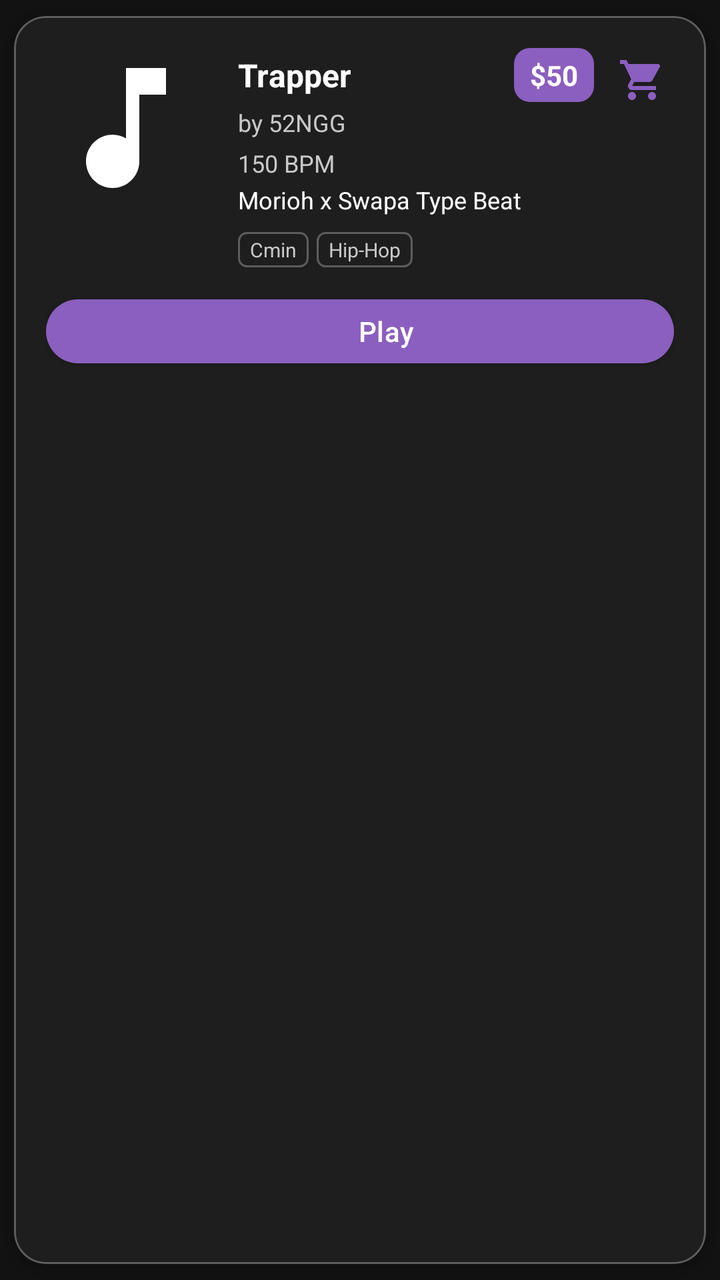
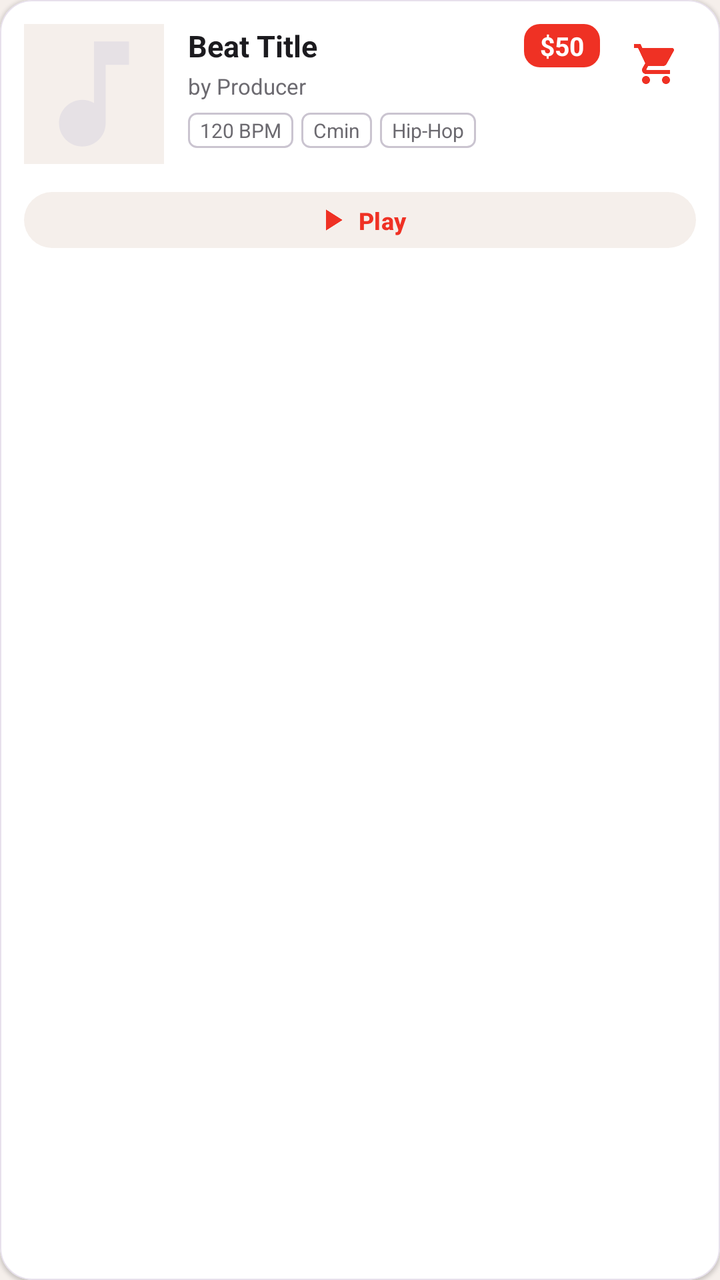

Before-and-after screenshots of an Android layout around one commit, followed by the original layout XML and the change that was made.
<!-- AndroidManifest.xml: application theme Theme.BeatHouse.Dark -->
<!-- res/layout/item_beat.xml -->
<?xml version="1.0" encoding="utf-8"?>
<com.google.android.material.card.MaterialCardView
    xmlns:android="http://schemas.android.com/apk/res/android"
    xmlns:app="http://schemas.android.com/apk/res-auto"
    android:layout_width="match_parent"
    android:layout_height="wrap_content"
    android:layout_margin="8dp"
    app:cardCornerRadius="16dp"
    app:cardElevation="2dp"
    app:cardBackgroundColor="@color/surface_container"
    app:strokeColor="@color/outline"
    app:strokeWidth="1dp"
    app:cardUseCompatPadding="true">

    <LinearLayout
        android:layout_width="match_parent"
        android:layout_height="wrap_content"
        android:orientation="vertical"
        android:padding="16dp">

        
        <LinearLayout
            android:layout_width="match_parent"
            android:layout_height="wrap_content"
            android:orientation="horizontal">

            
            <ImageView
                android:id="@+id/ivCover"
                android:layout_width="80dp"
                android:layout_height="80dp"
                android:layout_marginEnd="16dp"
                android:scaleType="centerCrop"
                android:background="@color/surface_variant"
                android:contentDescription="Beat cover"
                app:srcCompat="@drawable/ic_music_note" />

            
            <LinearLayout
                android:layout_width="0dp"
                android:layout_height="wrap_content"
                android:layout_weight="1"
                android:orientation="vertical">

                
                <LinearLayout
                    android:layout_width="match_parent"
                    android:layout_height="wrap_content"
                    android:orientation="horizontal"
                    android:gravity="center_vertical">

                    <TextView
                        android:id="@+id/tvTitle"
                        android:layout_width="0dp"
                        android:layout_height="wrap_content"
                        android:layout_weight="1"
                        android:text="Trapper"
                        android:textSize="16sp"
                        android:textStyle="bold"
                        android:textColor="@color/on_surface"
                        android:maxLines="1"
                        android:ellipsize="end" />

                    <TextView
                        android:id="@+id/tvPrice"
                        android:layout_width="wrap_content"
                        android:layout_height="wrap_content"
                        android:text="$50"
                        android:textSize="14sp"
                        android:textStyle="bold"
                        android:paddingHorizontal="8dp"
                        android:paddingVertical="4dp"
                        android:background="@drawable/price_background"
                        android:textColor="@color/on_primary" />

                </LinearLayout>

                
                <TextView
                    android:id="@+id/tvProducer"
                    android:layout_width="match_parent"
                    android:layout_height="wrap_content"
                    android:text="by 52NGG"
                    android:textSize="12sp"
                    android:textColor="@color/on_surface_variant"
                    android:layout_marginTop="2dp"
                    android:maxLines="1"
                    android:ellipsize="end" />

                
                <TextView
                    android:id="@+id/tvBpm"
                    android:layout_width="match_parent"
                    android:layout_height="wrap_content"
                    android:text="150 BPM"
                    android:textSize="12sp"
                    android:textColor="@color/on_surface_variant"
                    android:layout_marginTop="4dp"
                    android:maxLines="1" />

                
                <TextView
                    android:id="@+id/tvDescription"
                    android:layout_width="match_parent"
                    android:layout_height="wrap_content"
                    android:text="Morioh x Swapa Type Beat"
                    android:textSize="12sp"
                    android:textColor="@color/on_surface"
                    android:layout_marginTop="2dp"
                    android:maxLines="3"
                    android:ellipsize="end" />

                
                <LinearLayout
                    android:layout_width="match_parent"
                    android:layout_height="wrap_content"
                    android:orientation="horizontal"
                    android:layout_marginTop="8dp">

                    <TextView
                        android:id="@+id/tvKey"
                        android:layout_width="wrap_content"
                        android:layout_height="wrap_content"
                        android:text="Cmin"
                        android:textSize="10sp"
                        android:textColor="@color/on_surface_variant"
                        android:background="@drawable/tag_background"
                        android:paddingHorizontal="6dp"
                        android:paddingVertical="2dp" />

                    <TextView
                        android:id="@+id/tvGenre"
                        android:layout_width="wrap_content"
                        android:layout_height="wrap_content"
                        android:text="Hip-Hop"
                        android:textSize="10sp"
                        android:textColor="@color/on_surface_variant"
                        android:background="@drawable/tag_background"
                        android:paddingHorizontal="6dp"
                        android:paddingVertical="2dp"
                        android:layout_marginStart="4dp" />

                </LinearLayout>

            </LinearLayout>

            
            <RelativeLayout
                android:layout_width="32dp"
                android:layout_height="32dp"
                android:layout_marginStart="8dp">

                <ImageButton
                    android:id="@+id/btn_add_to_cart"
                    android:layout_width="32dp"
                    android:layout_height="32dp"
                    android:background="?attr/selectableItemBackgroundBorderless"
                    android:src="@drawable/ic_shopping_cart"
                    android:contentDescription="Add to cart"
                    app:tint="@color/primary" />

                
                <View
                    android:id="@+id/cart_badge"
                    android:layout_width="8dp"
                    android:layout_height="8dp"
                    android:layout_alignTop="@id/btn_add_to_cart"
                    android:layout_alignEnd="@id/btn_add_to_cart"
                    android:background="@drawable/badge_background"
                    android:visibility="gone" />

            </RelativeLayout>

        </LinearLayout>

        
        <com.google.android.material.button.MaterialButton
            android:id="@+id/btnPlay"
            android:layout_width="match_parent"
            android:layout_height="40dp"
            android:layout_marginTop="12dp"
            android:text="Play"
            android:layout_gravity="center"
            app:icon="@drawable/ic_play_arrow"
            app:iconGravity="textStart"
            app:cornerRadius="20dp"
            app:backgroundTint="@color/primary"
            android:textColor="@color/on_primary"
            style="@style/Widget.Material3.Button.ElevatedButton" />

    </LinearLayout>

</com.google.android.material.card.MaterialCardView>
<!-- resources referenced by this layout -->
<resources>
  <color name="on_surface">#FFFFFF</color>
  <color name="on_surface_variant">#C8C8C8</color>
  <color name="outline">#5D5D5D</color>
  <color name="primary">#8B5FBF</color>
  <color name="surface_container">#1E1E1E</color>
  <color name="surface_variant">#1E1E1E</color>
  <style name="Theme.BeatHouse.Dark" parent="Base.Theme.BeatHouse" />
  <style name="Base.Theme.BeatHouse" parent="Theme.Material3.Dark">
          
          <item name="colorPrimary">@color/primary</item>
          <item name="colorOnPrimary">@color/on_primary</item>
          <item name="colorPrimaryContainer">@color/primary_container</item>
          <item name="colorOnPrimaryContainer">@color/on_primary_container</item>
  
          
          <item name="colorSurface">@color/surface</item>
          <item name="colorOnSurface">@color/on_surface</item>
          <item name="colorSurfaceVariant">@color/surface_variant</item>
          <item name="colorOnSurfaceVariant">@color/on_surface_variant</item>
  
          
          <item name="android:colorBackground">@color/background</item>
          <item name="colorOnBackground">@color/on_background</item>
  
          
          <item name="colorOutline">@color/outline</item>
  
          
          <item name="windowActionBar">false</item>
          <item name="windowNoTitle">true</item>
  
          
          <item name="android:statusBarColor" tools:targetApi="l">@color/surface</item>
          <item name="android:windowLightStatusBar" tools:targetApi="m">false</item>
  
          
          <item name="android:navigationBarColor" tools:targetApi="l">@color/surface</item>
      </style>
  <color name="primary_container">#2D1B45</color>
  <color name="on_primary_container">#E9DDFF</color>
  <color name="surface">#121212</color>
  <color name="background">#121212</color>
  <color name="on_background">#FFFFFF</color>
  <!-- unchanged entries left out for length: 7 -->
</resources>

<!-- the commit's change to res/layout/item_beat.xml (unified diff, before → after) -->
@@ -4,19 +4,20 @@
     xmlns:app="http://schemas.android.com/apk/res-auto"
     android:layout_width="match_parent"
     android:layout_height="wrap_content"
-    android:layout_margin="8dp"
+    android:layout_marginHorizontal="12dp"
+    android:layout_marginVertical="6dp"
     app:cardCornerRadius="16dp"
-    app:cardElevation="2dp"
+    app:cardElevation="1dp"
     app:cardBackgroundColor="@color/surface_container"
-    app:strokeColor="@color/outline"
-    app:strokeWidth="1dp"
-    app:cardUseCompatPadding="true">
+    app:strokeColor="@color/outline_variant"
+    app:strokeWidth="0.5dp"
+    android:stateListAnimator="@null">
 
     <LinearLayout
         android:layout_width="match_parent"
         android:layout_height="wrap_content"
         android:orientation="vertical"
-        android:padding="16dp">
+        android:padding="12dp">
 
         
         <LinearLayout
@@ -27,13 +28,14 @@
             
             <ImageView
                 android:id="@+id/ivCover"
-                android:layout_width="80dp"
-                android:layout_height="80dp"
-                android:layout_marginEnd="16dp"
+                android:layout_width="70dp"
+                android:layout_height="70dp"
+                android:layout_marginEnd="12dp"
                 android:scaleType="centerCrop"
+                android:src="@drawable/ic_music_note"
                 android:background="@color/surface_variant"
-                android:contentDescription="Beat cover"
-                app:srcCompat="@drawable/ic_music_note" />
+                app:cornerRadius="12dp"
+                android:contentDescription="Beat cover" />
 
             
             <LinearLayout
@@ -54,8 +56,8 @@
                         android:layout_width="0dp"
                         android:layout_height="wrap_content"
                         android:layout_weight="1"
-                        android:text="Trapper"
-                        android:textSize="16sp"
+                        android:text="Beat Title"
+                        android:textSize="15sp"
                         android:textStyle="bold"
                         android:textColor="@color/on_surface"
                         android:maxLines="1"
@@ -66,10 +68,10 @@
                         android:layout_width="wrap_content"
                         android:layout_height="wrap_content"
                         android:text="$50"
-                        android:textSize="14sp"
+                        android:textSize="13sp"
                         android:textStyle="bold"
                         android:paddingHorizontal="8dp"
-                        android:paddingVertical="4dp"
+                        android:paddingVertical="2dp"
                         android:background="@drawable/price_background"
                         android:textColor="@color/on_primary" />
 
@@ -80,34 +82,11 @@
                     android:id="@+id/tvProducer"
                     android:layout_width="match_parent"
                     android:layout_height="wrap_content"
-                    android:text="by 52NGG"
-                    android:textSize="12sp"
-                    android:textColor="@color/on_surface_variant"
+                    android:text="by Producer"
+                    android:textSize="11sp"
+                    android:textColor="@color/on_surface_secondary"
                     android:layout_marginTop="2dp"
                     android:maxLines="1"
-                    android:ellipsize="end" />
-
-                
-                <TextView
-                    android:id="@+id/tvBpm"
-                    android:layout_width="match_parent"
-                    android:layout_height="wrap_content"
-                    android:text="150 BPM"
-                    android:textSize="12sp"
-                    android:textColor="@color/on_surface_variant"
-                    android:layout_marginTop="4dp"
-                    android:maxLines="1" />
-
-                
-                <TextView
-                    android:id="@+id/tvDescription"
-                    android:layout_width="match_parent"
-                    android:layout_height="wrap_content"
-                    android:text="Morioh x Swapa Type Beat"
-                    android:textSize="12sp"
-                    android:textColor="@color/on_surface"
-                    android:layout_marginTop="2dp"
-                    android:maxLines="3"
                     android:ellipsize="end" />
 
                 
@@ -115,7 +94,18 @@
                     android:layout_width="match_parent"
                     android:layout_height="wrap_content"
                     android:orientation="horizontal"
-                    android:layout_marginTop="8dp">
+                    android:layout_marginTop="6dp">
+
+                    <TextView
+                        android:id="@+id/tvBpm"
+                        android:layout_width="wrap_content"
+                        android:layout_height="wrap_content"
+                        android:text="120 BPM"
+                        android:textSize="10sp"
+                        android:textColor="@color/on_surface_secondary"
+                        android:paddingHorizontal="6dp"
+                        android:paddingVertical="2dp"
+                        android:background="@drawable/tag_background" />
 
                     <TextView
                         android:id="@+id/tvKey"
@@ -123,10 +113,11 @@
                         android:layout_height="wrap_content"
                         android:text="Cmin"
                         android:textSize="10sp"
-                        android:textColor="@color/on_surface_variant"
+                        android:textColor="@color/on_surface_secondary"
+                        android:paddingHorizontal="6dp"
+                        android:paddingVertical="2dp"
                         android:background="@drawable/tag_background"
-                        android:paddingHorizontal="6dp"
-                        android:paddingVertical="2dp" />
+                        android:layout_marginStart="4dp" />
 
                     <TextView
                         android:id="@+id/tvGenre"
@@ -134,10 +125,10 @@
                         android:layout_height="wrap_content"
                         android:text="Hip-Hop"
                         android:textSize="10sp"
-                        android:textColor="@color/on_surface_variant"
-                        android:background="@drawable/tag_background"
+                        android:textColor="@color/on_surface_secondary"
                         android:paddingHorizontal="6dp"
                         android:paddingVertical="2dp"
+                        android:background="@drawable/tag_background"
                         android:layout_marginStart="4dp" />
 
                 </LinearLayout>
@@ -145,31 +136,31 @@
             </LinearLayout>
 
             
-            <RelativeLayout
-                android:layout_width="32dp"
-                android:layout_height="32dp"
+            <FrameLayout
+                android:layout_width="40dp"
+                android:layout_height="40dp"
+                android:layout_gravity="top"
                 android:layout_marginStart="8dp">
 
                 <ImageButton
                     android:id="@+id/btn_add_to_cart"
                     android:layout_width="32dp"
                     android:layout_height="32dp"
+                    android:layout_gravity="center"
+                    android:src="@drawable/ic_shopping_cart"
                     android:background="?attr/selectableItemBackgroundBorderless"
-                    android:src="@drawable/ic_shopping_cart"
                     android:contentDescription="Add to cart"
                     app:tint="@color/primary" />
 
-                
                 <View
                     android:id="@+id/cart_badge"
                     android:layout_width="8dp"
                     android:layout_height="8dp"
-                    android:layout_alignTop="@id/btn_add_to_cart"
-                    android:layout_alignEnd="@id/btn_add_to_cart"
+                    android:layout_gravity="top|end"
                     android:background="@drawable/badge_background"
                     android:visibility="gone" />
 
-            </RelativeLayout>
+            </FrameLayout>
 
         </LinearLayout>
 
@@ -177,16 +168,17 @@
         <com.google.android.material.button.MaterialButton
             android:id="@+id/btnPlay"
             android:layout_width="match_parent"
-            android:layout_height="40dp"
-            android:layout_marginTop="12dp"
+            android:layout_height="36dp"
+            android:layout_marginTop="10dp"
             android:text="Play"
-            android:layout_gravity="center"
+            android:textSize="12sp"
             app:icon="@drawable/ic_play_arrow"
             app:iconGravity="textStart"
-            app:cornerRadius="20dp"
-            app:backgroundTint="@color/primary"
-            android:textColor="@color/on_primary"
-            style="@style/Widget.Material3.Button.ElevatedButton" />
+            app:iconSize="18dp"
+            app:cornerRadius="18dp"
+            app:backgroundTint="@color/surface_variant"
+            android:textColor="@color/primary"
+            style="@style/Widget.Material3.Button.TextButton" />
 
     </LinearLayout>
 
<!-- resource entries referenced after the edit -->
@@ -1,48 +1,87 @@
 <!-- resources referenced by this layout -->
 <resources>
-  <color name="on_surface">#FFFFFF</color>
-  <color name="on_surface_variant">#C8C8C8</color>
-  <color name="outline">#5D5D5D</color>
-  <color name="primary">#8B5FBF</color>
-  <color name="surface_container">#1E1E1E</color>
-  <color name="surface_variant">#1E1E1E</color>
-  <style name="Theme.BeatHouse.Dark" parent="Base.Theme.BeatHouse" />
-  <style name="Base.Theme.BeatHouse" parent="Theme.Material3.Dark">
+  <color name="on_surface">#1C1B1F</color>
+  <color name="on_surface_secondary">#6C6A70</color>
+  <color name="outline_variant">#E7E0EC</color>
+  <color name="on_surface_variant">#49454F</color>
+  <color name="outline">#CAC4D0</color>
+  <style name="Theme.BeatHouse" parent="Theme.Material3.DayNight.NoActionBar">
           
           <item name="colorPrimary">@color/primary</item>
+          <item name="colorPrimaryContainer">@color/primary_container</item>
           <item name="colorOnPrimary">@color/on_primary</item>
-          <item name="colorPrimaryContainer">@color/primary_container</item>
-          <item name="colorOnPrimaryContainer">@color/on_primary_container</item>
-  
-          
+          <item name="colorSecondary">@color/secondary</item>
+          <item name="colorSecondaryContainer">@color/secondary_container</item>
+          <item name="colorOnSecondary">@color/on_secondary</item>
+          <item name="colorError">@color/error</item>
+          <item name="colorErrorContainer">@color/error_container</item>
+          <item name="colorOnError">@color/on_primary</item>
           <item name="colorSurface">@color/surface</item>
+          <item name="colorSurfaceVariant">@color/surface_variant</item>
           <item name="colorOnSurface">@color/on_surface</item>
-          <item name="colorSurfaceVariant">@color/surface_variant</item>
           <item name="colorOnSurfaceVariant">@color/on_surface_variant</item>
-  
-          
-          <item name="android:colorBackground">@color/background</item>
-          <item name="colorOnBackground">@color/on_background</item>
-  
-          
           <item name="colorOutline">@color/outline</item>
   
           
-          <item name="windowActionBar">false</item>
-          <item name="windowNoTitle">true</item>
+          <item name="android:statusBarColor">@color/surface</item>
+          <item name="android:windowLightStatusBar">true</item>
   
           
-          <item name="android:statusBarColor" tools:targetApi="l">@color/surface</item>
-          <item name="android:windowLightStatusBar" tools:targetApi="m">false</item>
+          <item name="android:navigationBarColor">@color/surface</item>
+          <item name="android:windowLightNavigationBar">true</item>
   
           
-          <item name="android:navigationBarColor" tools:targetApi="l">@color/surface</item>
+          <item name="android:windowBackground">@color/background</item>
+  
+          
+          <item name="android:windowAnimationStyle">@style/Animation.BeatHouse</item>
+  
+          
+          <item name="materialButtonStyle">@style/Widget.BeatHouse.Button</item>
+          <item name="materialCardViewStyle">@style/Widget.BeatHouse.Card</item>
       </style>
-  <color name="primary_container">#2D1B45</color>
-  <color name="on_primary_container">#E9DDFF</color>
-  <color name="surface">#121212</color>
-  <color name="background">#121212</color>
-  <color name="on_background">#FFFFFF</color>
+  <color name="background_dark">#F5EFEB</color>
+  <color name="primary">#EF3124</color>
+  <color name="surface_container">#FFFFFF</color>
+  <color name="surface_variant">#F5EFEB</color>
+  <style name="Theme.BeatHouse.Dark" parent="Theme.BeatHouse">
+          <item name="colorSurface">#1C1B1F</item>
+          <item name="colorSurfaceVariant">#2E2C32</item>
+          <item name="colorOnSurface">#E6E1E5</item>
+          <item name="colorOnSurfaceVariant">#CAC4D0</item>
+          <item name="colorOutline">#938F99</item>
+          <item name="android:statusBarColor">@color/background_dark</item>
+          <item name="android:windowBackground">@color/background_dark</item>
+      </style>
+  <color name="primary_container">#FFDAD6</color>
+  <color name="secondary">#625B71</color>
+  <color name="secondary_container">#E8DEF8</color>
+  <color name="on_secondary">#FFFFFF</color>
+  <color name="error">#BA1A1A</color>
+  <color name="error_container">#FFDAD6</color>
+  <color name="surface">#FDF8F5</color>
+  <color name="background">#F2F2F7</color>
+  <style name="Animation.BeatHouse" parent="@android:style/Animation.Activity">
+          <item name="android:activityOpenEnterAnimation">@anim/slide_in_right</item>
+          <item name="android:activityOpenExitAnimation">@anim/slide_out_left</item>
+          <item name="android:activityCloseEnterAnimation">@anim/slide_in_left</item>
+          <item name="android:activityCloseExitAnimation">@anim/slide_out_right</item>
+          <item name="android:windowEnterAnimation">@anim/fade_in</item>
+          <item name="android:windowExitAnimation">@anim/fade_out</item>
+      </style>
+  <style name="Widget.BeatHouse.Button" parent="Widget.Material3.Button">
+          <item name="android:textSize">15sp</item>
+          <item name="android:textStyle">bold</item>
+          <item name="cornerRadius">12dp</item>
+          <item name="iconGravity">textStart</item>
+          <item name="iconPadding">8dp</item>
+      </style>
+  <style name="Widget.BeatHouse.Card" parent="Widget.Material3.CardView.Elevated">
+          <item name="cardCornerRadius">16dp</item>
+          <item name="cardElevation">0dp</item>
+          <item name="strokeColor">@color/outline_variant</item>
+          <item name="strokeWidth">0.5dp</item>
+      </style>
   <!-- unchanged entries left out for length: 7 -->
 </resources>
 
